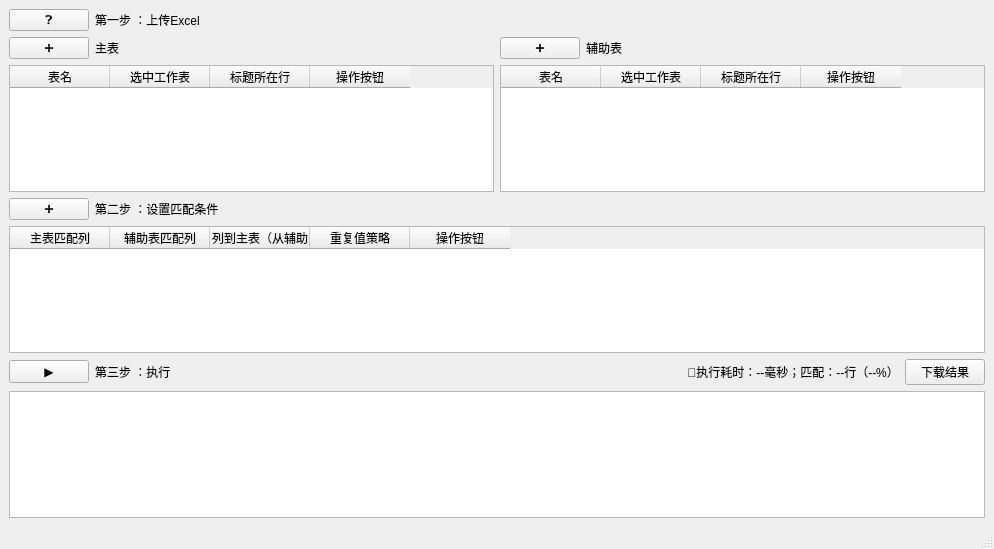
This is yrx_project/client/ui/match_table.ui in Cookie-HOO/yrx_project as Qt 5 draws it before an edit. The edited form follows.
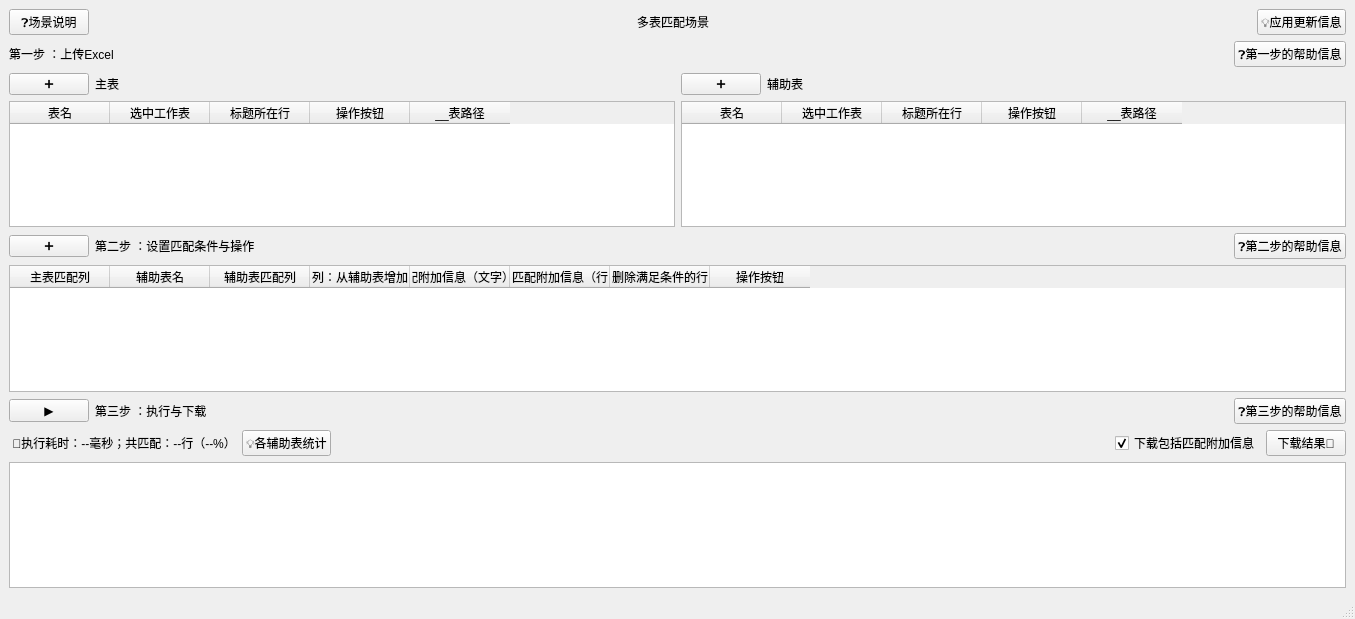
This is the edited form.

Commit message: 1. 支持多辅助表，多匹配条件 2. 支持设置和下载匹配附加信息 3. 增加说明按钮 4. 从辅助表携带列支持多列 5. 下载的文件用背景色区分多辅助表

```diff
--- a/yrx_project/client/ui/match_table.ui
+++ b/yrx_project/client/ui/match_table.ui
@@ -9,8 +9,8 @@
    <rect>
     <x>0</x>
     <y>0</y>
-    <width>994</width>
-    <height>549</height>
+    <width>1355</width>
+    <height>619</height>
    </rect>
   </property>
   <property name="windowTitle">
@@ -21,15 +21,65 @@
   </property>
   <widget class="QWidget" name="centralwidget">
    <layout class="QVBoxLayout" name="verticalLayout_3">
+    <item>
+     <layout class="QHBoxLayout" name="horizontalLayout_8">
+      <item>
+       <widget class="QPushButton" name="help_info_button">
+        <property name="text">
+         <string>❓场景说明</string>
+        </property>
+       </widget>
+      </item>
+      <item>
+       <spacer name="horizontalSpacer_7">
+        <property name="orientation">
+         <enum>Qt::Horizontal</enum>
+        </property>
+        <property name="sizeHint" stdset="0">
+         <size>
+          <width>40</width>
+          <height>20</height>
+         </size>
+        </property>
+       </spacer>
+      </item>
+      <item>
+       <widget class="QLabel" name="label_6">
+        <property name="sizeIncrement">
+         <size>
+          <width>0</width>
+          <height>0</height>
+         </size>
+        </property>
+        <property name="text">
+         <string>多表匹配场景</string>
+        </property>
+       </widget>
+      </item>
+      <item>
+       <spacer name="horizontalSpacer_8">
+        <property name="orientation">
+         <enum>Qt::Horizontal</enum>
+        </property>
+        <property name="sizeHint" stdset="0">
+         <size>
+          <width>40</width>
+          <height>20</height>
+         </size>
+        </property>
+       </spacer>
+      </item>
+      <item>
+       <widget class="QPushButton" name="release_info_button">
+        <property name="text">
+         <string>💡应用更新信息</string>
+        </property>
+       </widget>
+      </item>
+     </layout>
+    </item>
     <item>
      <layout class="QHBoxLayout" name="horizontalLayout_6">
-      <item>
-       <widget class="QPushButton" name="help_button">
-        <property name="text">
-         <string>❓</string>
-        </property>
-       </widget>
-      </item>
       <item>
        <widget class="QLabel" name="label_5">
         <property name="text">
@@ -50,6 +100,13 @@
         </property>
        </spacer>
       </item>
+      <item>
+       <widget class="QPushButton" name="pushButton">
+        <property name="text">
+         <string>❓第一步的帮助信息</string>
+        </property>
+       </widget>
+      </item>
      </layout>
     </item>
     <item>
@@ -102,7 +159,7 @@
            <enum>QAbstractItemView::ScrollPerItem</enum>
           </property>
           <property name="columnCount">
-           <number>4</number>
+           <number>5</number>
           </property>
           <attribute name="verticalHeaderVisible">
            <bool>true</bool>
@@ -127,6 +184,11 @@
             <string>操作按钮</string>
            </property>
           </column>
+          <column>
+           <property name="text">
+            <string>__表路径</string>
+           </property>
+          </column>
          </widget>
         </item>
        </layout>
@@ -179,7 +241,7 @@
            <enum>QAbstractItemView::ScrollPerItem</enum>
           </property>
           <property name="columnCount">
-           <number>4</number>
+           <number>5</number>
           </property>
           <attribute name="verticalHeaderVisible">
            <bool>true</bool>
@@ -204,6 +266,11 @@
             <string>操作按钮</string>
            </property>
           </column>
+          <column>
+           <property name="text">
+            <string>__表路径</string>
+           </property>
+          </column>
          </widget>
         </item>
        </layout>
@@ -222,7 +289,7 @@
       <item>
        <widget class="QLabel" name="label_2">
         <property name="text">
-         <string>第二步 ：设置匹配条件</string>
+         <string>第二步 ：设置匹配条件与操作</string>
         </property>
        </widget>
       </item>
@@ -239,6 +306,13 @@
         </property>
        </spacer>
       </item>
+      <item>
+       <widget class="QPushButton" name="add_condition_help_info_button">
+        <property name="text">
+         <string>❓第二步的帮助信息</string>
+        </property>
+       </widget>
+      </item>
      </layout>
     </item>
     <item>
@@ -256,7 +330,7 @@
        <enum>QAbstractItemView::ScrollPerItem</enum>
       </property>
       <property name="columnCount">
-       <number>5</number>
+       <number>8</number>
       </property>
       <attribute name="verticalHeaderVisible">
        <bool>true</bool>
@@ -266,6 +340,11 @@
         <string>主表匹配列</string>
        </property>
       </column>
+      <column>
+       <property name="text">
+        <string>辅助表名</string>
+       </property>
+      </column>
       <column>
        <property name="text">
         <string>辅助表匹配列</string>
@@ -273,12 +352,43 @@
       </column>
       <column>
        <property name="text">
-        <string>增加列到主表（从辅助表）</string>
+        <string>列：从辅助表增加</string>
        </property>
       </column>
       <column>
        <property name="text">
-        <string>重复值策略</string>
+        <string>列：匹配附加信息（文字）可编辑</string>
+       </property>
+       <property name="background">
+        <color>
+         <red>207</red>
+         <green>240</green>
+         <blue>198</blue>
+        </color>
+       </property>
+      </column>
+      <column>
+       <property name="text">
+        <string>列：匹配附加信息（行数）</string>
+       </property>
+       <property name="background">
+        <color>
+         <red>207</red>
+         <green>240</green>
+         <blue>196</blue>
+        </color>
+       </property>
+      </column>
+      <column>
+       <property name="text">
+        <string>删除满足条件的行</string>
+       </property>
+       <property name="background">
+        <color>
+         <red>242</red>
+         <green>195</green>
+         <blue>189</blue>
+        </color>
        </property>
       </column>
       <column>
@@ -300,7 +410,7 @@
       <item>
        <widget class="QLabel" name="label_3">
         <property name="text">
-         <string>第三步 ：执行</string>
+         <string>第三步 ：执行与下载</string>
         </property>
        </widget>
       </item>
@@ -318,16 +428,57 @@
        </spacer>
       </item>
       <item>
+       <widget class="QPushButton" name="run_help_info_button">
+        <property name="text">
+         <string>❓第三步的帮助信息</string>
+        </property>
+       </widget>
+      </item>
+     </layout>
+    </item>
+    <item>
+     <layout class="QHBoxLayout" name="horizontalLayout_7">
+      <item>
        <widget class="QLabel" name="result_detail_text">
         <property name="text">
-         <string> 🚫执行耗时：--毫秒；匹配：--行（--%）</string>
+         <string> 🚫执行耗时：--毫秒；共匹配：--行（--%）</string>
+        </property>
+       </widget>
+      </item>
+      <item>
+       <widget class="QPushButton" name="result_detail_info_button">
+        <property name="text">
+         <string>💡各辅助表统计</string>
+        </property>
+       </widget>
+      </item>
+      <item>
+       <spacer name="horizontalSpacer_6">
+        <property name="orientation">
+         <enum>Qt::Horizontal</enum>
+        </property>
+        <property name="sizeHint" stdset="0">
+         <size>
+          <width>40</width>
+          <height>20</height>
+         </size>
+        </property>
+       </spacer>
+      </item>
+      <item>
+       <widget class="QCheckBox" name="include_detail_checkbox">
+        <property name="text">
+         <string>下载包括匹配附加信息</string>
+        </property>
+        <property name="checked">
+         <bool>true</bool>
         </property>
        </widget>
       </item>
       <item>
        <widget class="QPushButton" name="download_result_button">
         <property name="text">
-         <string>下载结果</string>
+         <string>下载结果📄</string>
         </property>
        </widget>
       </item>
```
The commit also changes 13 other files.
